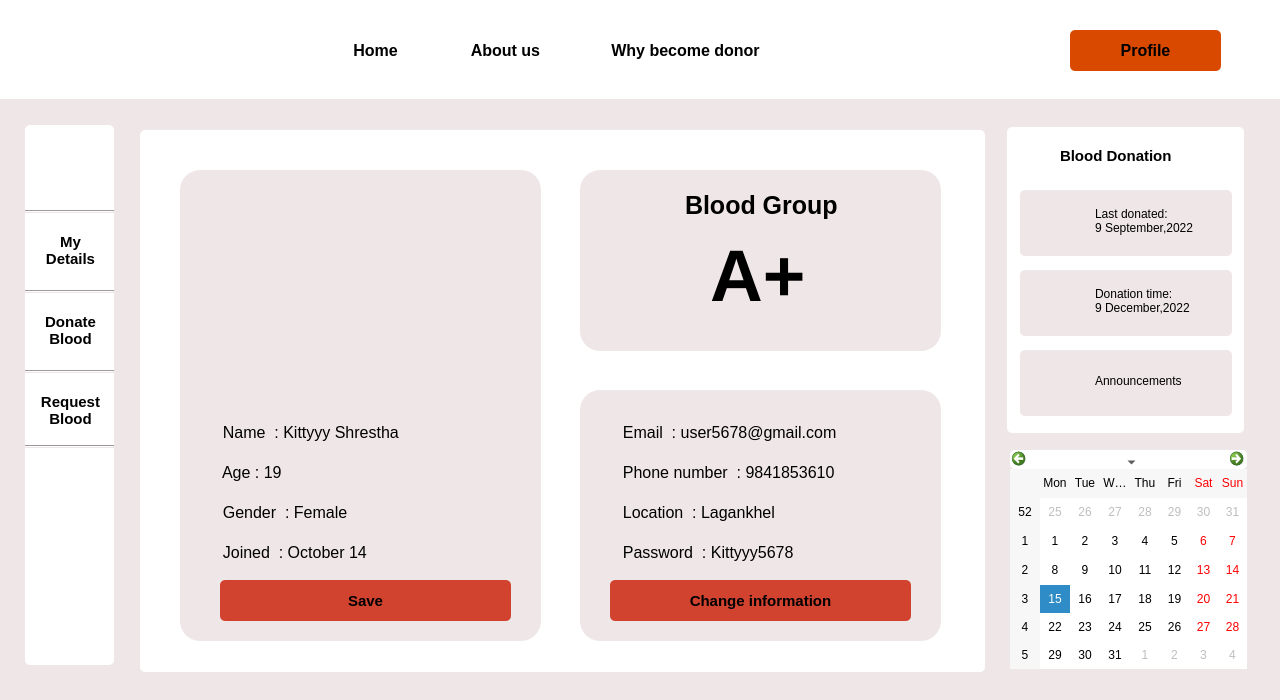
Old version of the form my_details.ui in the repository Rista10/Final.
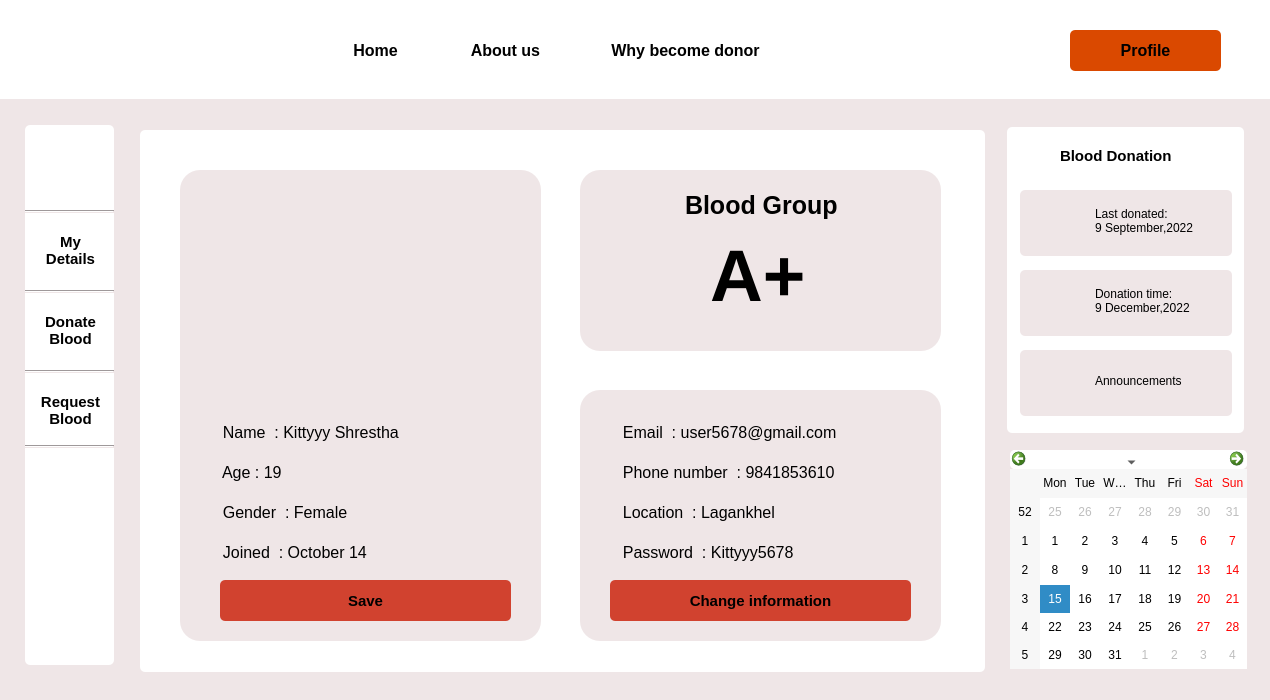
New version of the form. Icons and pictures are not drawn.

```diff
--- a/my_details.ui
+++ b/my_details.ui
@@ -6,7 +6,7 @@
    <rect>
     <x>0</x>
     <y>0</y>
-    <width>1280</width>
+    <width>1270</width>
     <height>700</height>
    </rect>
   </property>
```
